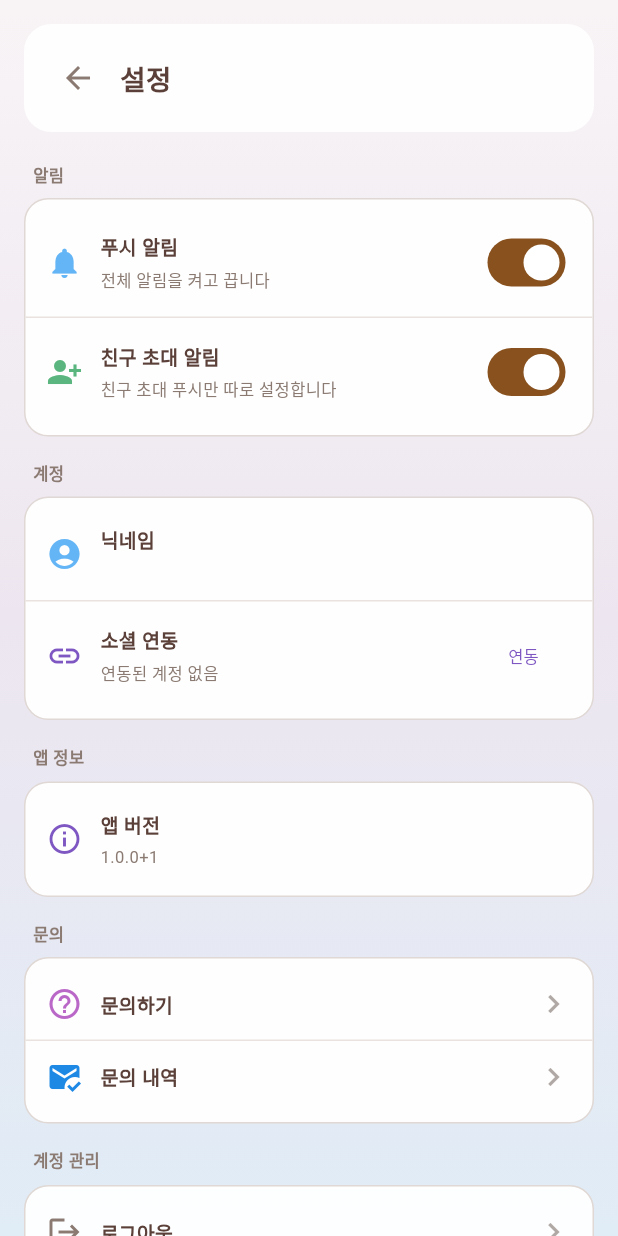
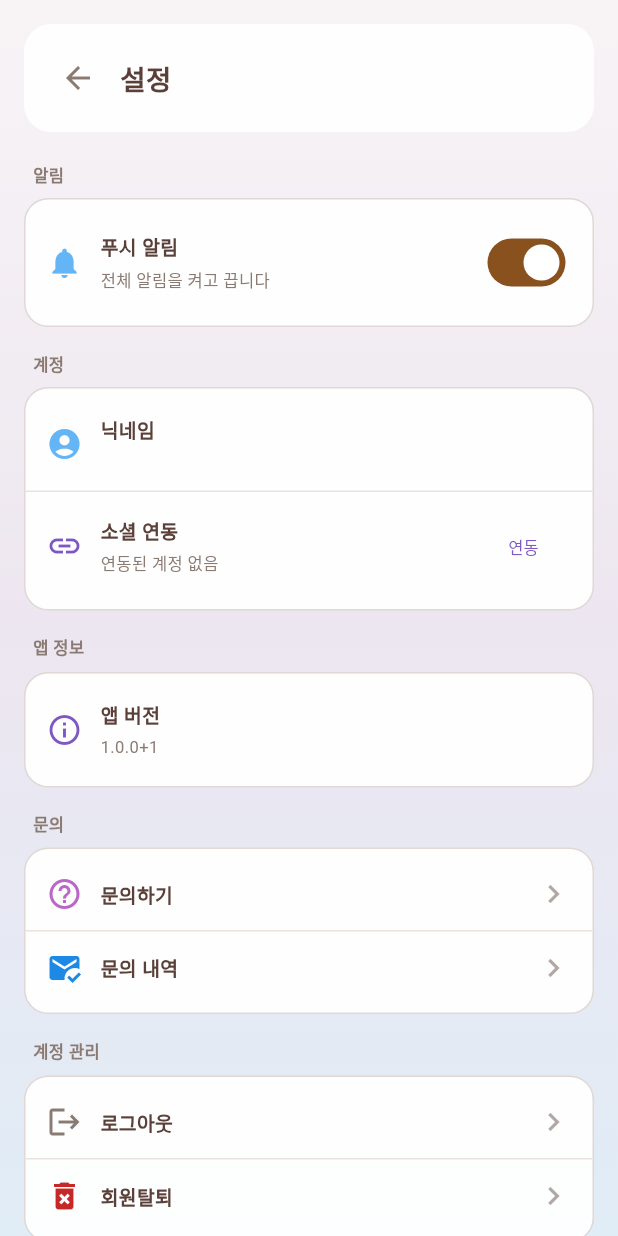
Before and after one commit to Kim-Jiny/tichu-online, a Flutter app: the SettingsScreen screen opened directly, on a phone screen of 412 x 824 dp. Run offline on Flutter 3.47's test engine with Material 3 defaults, Android fonts, the phone set to English and light mode, and no system bars; our stand-ins replace device_info_plus, firebase_auth, firebase_core, firebase_messaging, google_sign_in, package_info_plus and 2 more; missing offline and left inert: kakao_flutter_sdk_user; accounts and stored records are empty.

Commit message:
Remove friend invite notification toggle from settings
Co-Authored-By: Claude Opus 4.6 <noreply@anthropic.com>

```diff
--- a/flutter_app/lib/screens/settings_screen.dart
+++ b/flutter_app/lib/screens/settings_screen.dart
@@ -673,18 +673,6 @@ class _SettingsScreenState extends State<SettingsScreen> {
                                   onChanged: (v) => game.setPushEnabled(v),
                                 ),
                               ),
-                              const Divider(height: 1, color: Color(0xFFEAE2DE)),
-                              _buildRow(
-                                icon: Icons.person_add_alt_1,
-                                iconColor: const Color(0xFF5AB67E),
-                                title: '친구 초대 알림',
-                                subtitle: '친구 초대 푸시만 따로 설정합니다',
-                                enabled: game.pushEnabled,
-                                trailing: Switch(
-                                  value: game.pushFriendInviteEnabled,
-                                  onChanged: game.pushEnabled ? (v) => game.setPushFriendInviteEnabled(v) : null,
-                                ),
-                              ),
                             ],
                           ),
                           const SizedBox(height: 12),
```
